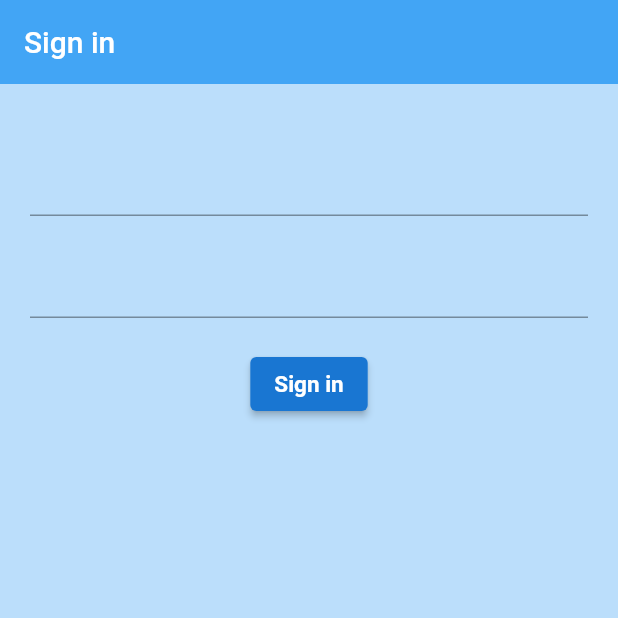
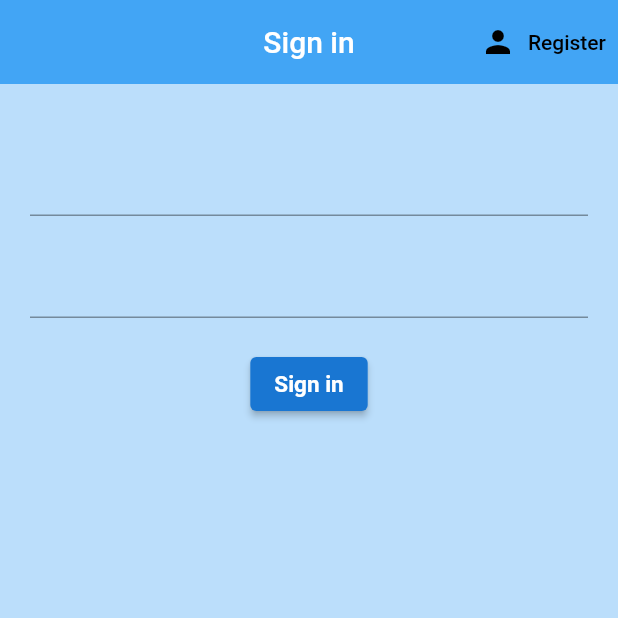
Before and after one commit to Josk95/Flutter-Firebase-AuthProject, a Flutter app: the screen it shows after launch, on a phone screen of 412 x 824 dp, the top half of it. Run offline on Flutter 3.47's test engine with Material 2 defaults, Android fonts, the phone set to English and light mode, and no system bars; our stand-ins replace firebase_auth, firebase_core; accounts and stored records are empty.

Commit message:
Implemented function to swtich between Signin och Regsiter screen

```diff
--- a/lib/screens/authenticate/authenticate.dart
+++ b/lib/screens/authenticate/authenticate.dart
@@ -10,8 +10,20 @@ class Authenticate extends StatefulWidget {
 }
 
 class _AuthenticateState extends State<Authenticate> {
+  bool showSignIn = true;
+
+  void toggleView() {
+    setState(() {
+      showSignIn = !showSignIn;
+    });
+  }
+
   @override
   Widget build(BuildContext context) {
-    return SignIn();
+    if (showSignIn) {
+      return SignIn(toggleView: toggleView);
+    } else {
+      return Register(toggleView: toggleView);
+    }
   }
 }
--- a/lib/screens/authenticate/sign_in.dart
+++ b/lib/screens/authenticate/sign_in.dart
@@ -2,7 +2,9 @@ import 'package:firebase_auth_app/services/auth.dart';
 import 'package:flutter/material.dart';
 
 class SignIn extends StatefulWidget {
-  const SignIn({Key? key}) : super(key: key);
+  final Function toggleView;
+
+  const SignIn({Key? key, required this.toggleView}) : super(key: key);
 
   @override
   _SignInState createState() => _SignInState();
@@ -22,7 +24,22 @@ class _SignInState extends State<SignIn> {
         appBar: AppBar(
           backgroundColor: Colors.blue[400],
           elevation: 0.0,
+          centerTitle: true,
           title: const Text('Sign in'),
+          actions: [
+            TextButton.icon(
+                onPressed: () {
+                  widget.toggleView();
+                },
+                icon: Icon(
+                  Icons.person,
+                  color: Colors.black,
+                ),
+                label: Text(
+                  'Register',
+                  style: TextStyle(color: Colors.black),
+                ))
+          ],
         ),
         body: Container(
           padding: const EdgeInsets.symmetric(vertical: 20.0, horizontal: 20.0),
```
Also changed, not shown: lib/screens/authenticate/register.dart (+17 -1 lines).
